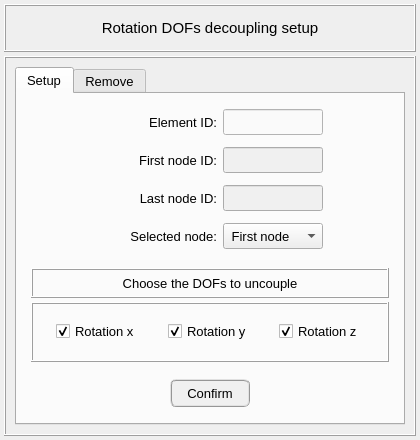
Old version of the form pulse/interface/data/ui_files/model/setup/structural/decoupling_rotation_dofs_input.ui in the repository open-pulse/OpenPulse.
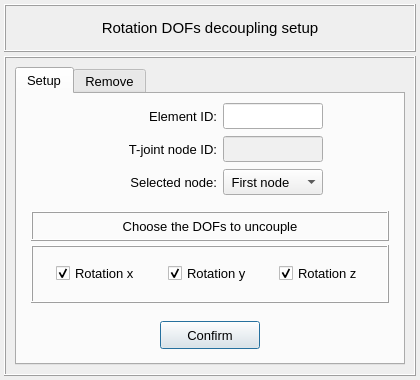
New version of the form.

Commit message: Refactoring the expansion joint and x-axis beam rotation classes

```diff
--- a/pulse/interface/data/ui_files/model/setup/structural/decoupling_rotation_dofs_input.ui
+++ b/pulse/interface/data/ui_files/model/setup/structural/decoupling_rotation_dofs_input.ui
@@ -7,19 +7,19 @@
     <x>0</x>
     <y>0</y>
     <width>420</width>
-    <height>440</height>
+    <height>380</height>
    </rect>
   </property>
   <property name="minimumSize">
    <size>
     <width>420</width>
-    <height>440</height>
+    <height>380</height>
    </size>
   </property>
   <property name="maximumSize">
    <size>
     <width>420</width>
-    <height>440</height>
+    <height>380</height>
    </size>
   </property>
   <property name="windowTitle">
@@ -136,13 +136,13 @@
             <property name="minimumSize">
              <size>
               <width>0</width>
-              <height>160</height>
+              <height>100</height>
              </size>
             </property>
             <property name="maximumSize">
              <size>
               <width>16777215</width>
-              <height>160</height>
+              <height>120</height>
              </size>
             </property>
             <property name="frameShape">
@@ -164,7 +164,7 @@
              <property name="bottomMargin">
               <number>4</number>
              </property>
-             <item row="3" column="3">
+             <item row="2" column="3">
               <spacer name="horizontalSpacer_6">
                <property name="orientation">
                 <enum>Qt::Horizontal</enum>
@@ -177,210 +177,6 @@
                </property>
               </spacer>
              </item>
-             <item row="2" column="2">
-              <widget class="QLineEdit" name="lineEdit_last_node">
-               <property name="enabled">
-                <bool>false</bool>
-               </property>
-               <property name="minimumSize">
-                <size>
-                 <width>100</width>
-                 <height>26</height>
-                </size>
-               </property>
-               <property name="maximumSize">
-                <size>
-                 <width>100</width>
-                 <height>26</height>
-                </size>
-               </property>
-               <property name="palette">
-                <palette>
-                 <active>
-                  <colorrole role="WindowText">
-                   <brush brushstyle="SolidPattern">
-                    <color alpha="255">
-                     <red>0</red>
-                     <green>0</green>
-                     <blue>0</blue>
-                    </color>
-                   </brush>
-                  </colorrole>
-                  <colorrole role="Button">
-                   <brush brushstyle="SolidPattern">
-                    <color alpha="255">
-                     <red>250</red>
-                     <green>250</green>
-                     <blue>250</blue>
-                    </color>
-                   </brush>
-                  </colorrole>
-                  <colorrole role="Text">
-                   <brush brushstyle="SolidPattern">
-                    <color alpha="255">
-                     <red>0</red>
-                     <green>0</green>
-                     <blue>0</blue>
-                    </color>
-                   </brush>
-                  </colorrole>
-                  <colorrole role="ButtonText">
-                   <brush brushstyle="SolidPattern">
-                    <color alpha="255">
-                     <red>0</red>
-                     <green>0</green>
-                     <blue>0</blue>
-                    </color>
-                   </brush>
-                  </colorrole>
-                  <colorrole role="Base">
-                   <brush brushstyle="SolidPattern">
-                    <color alpha="255">
-                     <red>250</red>
-                     <green>250</green>
-                     <blue>250</blue>
-                    </color>
-                   </brush>
-                  </colorrole>
-                  <colorrole role="Window">
-                   <brush brushstyle="SolidPattern">
-                    <color alpha="255">
-                     <red>250</red>
-                     <green>250</green>
-                     <blue>250</blue>
-                    </color>
-                   </brush>
-                  </colorrole>
-                 </active>
-                 <inactive>
-                  <colorrole role="WindowText">
-                   <brush brushstyle="SolidPattern">
-                    <color alpha="255">
-                     <red>0</red>
-                     <green>0</green>
-                     <blue>0</blue>
-                    </color>
-                   </brush>
-                  </colorrole>
-                  <colorrole role="Button">
-                   <brush brushstyle="SolidPattern">
-                    <color alpha="255">
-                     <red>250</red>
-                     <green>250</green>
-                     <blue>250</blue>
-                    </color>
-                   </brush>
-                  </colorrole>
-                  <colorrole role="Text">
-                   <brush brushstyle="SolidPattern">
-                    <color alpha="255">
-                     <red>0</red>
-                     <green>0</green>
-                     <blue>0</blue>
-                    </color>
-                   </brush>
-                  </colorrole>
-                  <colorrole role="ButtonText">
-                   <brush brushstyle="SolidPattern">
-                    <color alpha="255">
-                     <red>0</red>
-                     <green>0</green>
-                     <blue>0</blue>
-                    </color>
-                   </brush>
-                  </colorrole>
-                  <colorrole role="Base">
-                   <brush brushstyle="SolidPattern">
-                    <color alpha="255">
-                     <red>250</red>
-                     <green>250</green>
-                     <blue>250</blue>
-                    </color>
-                   </brush>
-                  </colorrole>
-                  <colorrole role="Window">
-                   <brush brushstyle="SolidPattern">
-                    <color alpha="255">
-                     <red>250</red>
-                     <green>250</green>
-                     <blue>250</blue>
-                    </color>
-                   </brush>
-                  </colorrole>
-                 </inactive>
-                 <disabled>
-                  <colorrole role="WindowText">
-                   <brush brushstyle="SolidPattern">
-                    <color alpha="255">
-                     <red>100</red>
-                     <green>100</green>
-                     <blue>100</blue>
-                    </color>
-                   </brush>
-                  </colorrole>
-                  <colorrole role="Button">
-                   <brush brushstyle="SolidPattern">
-                    <color alpha="255">
-                     <red>240</red>
-                     <green>240</green>
-                     <blue>240</blue>
-                    </color>
-                   </brush>
-                  </colorrole>
-                  <colorrole role="Text">
-                   <brush brushstyle="SolidPattern">
-                    <color alpha="255">
-                     <red>100</red>
-                     <green>100</green>
-                     <blue>100</blue>
-                    </color>
-                   </brush>
-                  </colorrole>
-                  <colorrole role="ButtonText">
-                   <brush brushstyle="SolidPattern">
-                    <color alpha="255">
-                     <red>100</red>
-                     <green>100</green>
-                     <blue>100</blue>
-                    </color>
-                   </brush>
-                  </colorrole>
-                  <colorrole role="Base">
-                   <brush brushstyle="SolidPattern">
-                    <color alpha="255">
-                     <red>240</red>
-                     <green>240</green>
-                     <blue>240</blue>
-                    </color>
-                   </brush>
-                  </colorrole>
-                  <colorrole role="Window">
-                   <brush brushstyle="SolidPattern">
-                    <color alpha="255">
-                     <red>240</red>
-                     <green>240</green>
-                     <blue>240</blue>
-                    </color>
-                   </brush>
-                  </colorrole>
-                 </disabled>
-                </palette>
-               </property>
-               <property name="focusPolicy">
-                <enum>Qt::ClickFocus</enum>
-               </property>
-               <property name="styleSheet">
-                <string notr="true">QLineEdit{color: rgb(0, 0, 0); background-color: rgb(250, 250, 250)}
-QLineEdit:disabled{color: rgb(100, 100, 100); background-color: rgb(240, 240, 240)}</string>
-               </property>
-               <property name="text">
-                <string/>
-               </property>
-               <property name="alignment">
-                <set>Qt::AlignCenter</set>
-               </property>
-              </widget>
-             </item>
              <item row="0" column="1">
               <widget class="QLabel" name="label_3">
                <property name="minimumSize">
@@ -424,8 +220,7 @@
                 <enum>Qt::ClickFocus</enum>
                </property>
                <property name="styleSheet">
-                <string notr="true">QLineEdit{color: rgb(0, 0, 0); background-color: rgb(250, 250, 250)}
-QLineEdit:disabled{color: rgb(100, 100, 100); background-color: rgb(240, 240, 240)}</string>
+                <string notr="true"/>
                </property>
                <property name="text">
                 <string/>
@@ -435,353 +230,7 @@
                </property>
               </widget>
              </item>
-             <item row="3" column="1">
-              <widget class="QLabel" name="label_10">
-               <property name="minimumSize">
-                <size>
-                 <width>0</width>
-                 <height>26</height>
-                </size>
-               </property>
-               <property name="maximumSize">
-                <size>
-                 <width>16777215</width>
-                 <height>26</height>
-                </size>
-               </property>
-               <property name="text">
-                <string>Selected node:</string>
-               </property>
-               <property name="alignment">
-                <set>Qt::AlignRight|Qt::AlignTrailing|Qt::AlignVCenter</set>
-               </property>
-              </widget>
-             </item>
-             <item row="1" column="2">
-              <widget class="QLineEdit" name="lineEdit_first_node">
-               <property name="enabled">
-                <bool>false</bool>
-               </property>
-               <property name="minimumSize">
-                <size>
-                 <width>100</width>
-                 <height>26</height>
-                </size>
-               </property>
-               <property name="maximumSize">
-                <size>
-                 <width>100</width>
-                 <height>26</height>
-                </size>
-               </property>
-               <property name="palette">
-                <palette>
-                 <active>
-                  <colorrole role="WindowText">
-                   <brush brushstyle="SolidPattern">
-                    <color alpha="255">
-                     <red>0</red>
-                     <green>0</green>
-                     <blue>0</blue>
-                    </color>
-                   </brush>
-                  </colorrole>
-                  <colorrole role="Button">
-                   <brush brushstyle="SolidPattern">
-                    <color alpha="255">
-                     <red>250</red>
-                     <green>250</green>
-                     <blue>250</blue>
-                    </color>
-                   </brush>
-                  </colorrole>
-                  <colorrole role="Midlight">
-                   <brush brushstyle="SolidPattern">
-                    <color alpha="255">
-                     <red>255</red>
-                     <green>255</green>
-                     <blue>255</blue>
-                    </color>
-                   </brush>
-                  </colorrole>
-                  <colorrole role="Dark">
-                   <brush brushstyle="SolidPattern">
-                    <color alpha="255">
-                     <red>255</red>
-                     <green>255</green>
-                     <blue>255</blue>
-                    </color>
-                   </brush>
-                  </colorrole>
-                  <colorrole role="Text">
-                   <brush brushstyle="SolidPattern">
-                    <color alpha="255">
-                     <red>0</red>
-                     <green>0</green>
-                     <blue>0</blue>
-                    </color>
-                   </brush>
-                  </colorrole>
-                  <colorrole role="ButtonText">
-                   <brush brushstyle="SolidPattern">
-                    <color alpha="255">
-                     <red>0</red>
-                     <green>0</green>
-                     <blue>0</blue>
-                    </color>
-                   </brush>
-                  </colorrole>
-                  <colorrole role="Base">
-                   <brush brushstyle="SolidPattern">
-                    <color alpha="255">
-                     <red>250</red>
-                     <green>250</green>
-                     <blue>250</blue>
-                    </color>
-                   </brush>
-                  </colorrole>
-                  <colorrole role="Window">
-                   <brush brushstyle="SolidPattern">
-                    <color alpha="255">
-                     <red>250</red>
-                     <green>250</green>
-                     <blue>250</blue>
-                    </color>
-                   </brush>
-                  </colorrole>
-                 </active>
-                 <inactive>
-                  <colorrole role="WindowText">
-                   <brush brushstyle="SolidPattern">
-                    <color alpha="255">
-                     <red>0</red>
-                     <green>0</green>
-                     <blue>0</blue>
-                    </color>
-                   </brush>
-                  </colorrole>
-                  <colorrole role="Button">
-                   <brush brushstyle="SolidPattern">
-                    <color alpha="255">
-                     <red>250</red>
-                     <green>250</green>
-                     <blue>250</blue>
-                    </color>
-                   </brush>
-                  </colorrole>
-                  <colorrole role="Midlight">
-                   <brush brushstyle="SolidPattern">
-                    <color alpha="255">
-                     <red>255</red>
-                     <green>255</green>
-                     <blue>255</blue>
-                    </color>
-                   </brush>
-                  </colorrole>
-                  <colorrole role="Dark">
-                   <brush brushstyle="SolidPattern">
-                    <color alpha="255">
-                     <red>255</red>
-                     <green>255</green>
-                     <blue>255</blue>
-                    </color>
-                   </brush>
-                  </colorrole>
-                  <colorrole role="Text">
-                   <brush brushstyle="SolidPattern">
-                    <color alpha="255">
-                     <red>0</red>
-                     <green>0</green>
-                     <blue>0</blue>
-                    </color>
-                   </brush>
-                  </colorrole>
-                  <colorrole role="ButtonText">
-                   <brush brushstyle="SolidPattern">
-                    <color alpha="255">
-                     <red>0</red>
-                     <green>0</green>
-                     <blue>0</blue>
-                    </color>
-                   </brush>
-                  </colorrole>
-                  <colorrole role="Base">
-                   <brush brushstyle="SolidPattern">
-                    <color alpha="255">
-                     <red>250</red>
-                     <green>250</green>
-                     <blue>250</blue>
-                    </color>
-                   </brush>
-                  </colorrole>
-                  <colorrole role="Window">
-                   <brush brushstyle="SolidPattern">
-                    <color alpha="255">
-                     <red>250</red>
-                     <green>250</green>
-                     <blue>250</blue>
-                    </color>
-                   </brush>
-                  </colorrole>
-                 </inactive>
-                 <disabled>
-                  <colorrole role="WindowText">
-                   <brush brushstyle="SolidPattern">
-                    <color alpha="255">
-                     <red>100</red>
-                     <green>100</green>
-                     <blue>100</blue>
-                    </color>
-                   </brush>
-                  </colorrole>
-                  <colorrole role="Button">
-                   <brush brushstyle="SolidPattern">
-                    <color alpha="255">
-                     <red>240</red>
-                     <green>240</green>
-                     <blue>240</blue>
-                    </color>
-                   </brush>
-                  </colorrole>
-                  <colorrole role="Midlight">
-                   <brush brushstyle="SolidPattern">
-                    <color alpha="255">
-                     <red>255</red>
-                     <green>255</green>
-                     <blue>255</blue>
-                    </color>
-                   </brush>
-                  </colorrole>
-                  <colorrole role="Dark">
-                   <brush brushstyle="SolidPattern">
-                    <color alpha="255">
-                     <red>255</red>
-                     <green>255</green>
-                     <blue>255</blue>
-                    </color>
-                   </brush>
-                  </colorrole>
-                  <colorrole role="Text">
-                   <brush brushstyle="SolidPattern">
-                    <color alpha="255">
-                     <red>100</red>
-                     <green>100</green>
-                     <blue>100</blue>
-                    </color>
-                   </brush>
-                  </colorrole>
-                  <colorrole role="ButtonText">
-                   <brush brushstyle="SolidPattern">
-                    <color alpha="255">
-                     <red>100</red>
-                     <green>100</green>
-                     <blue>100</blue>
-                    </color>
-                   </brush>
-                  </colorrole>
-                  <colorrole role="Base">
-                   <brush brushstyle="SolidPattern">
-                    <color alpha="255">
-                     <red>240</red>
-                     <green>240</green>
-                     <blue>240</blue>
-                    </color>
-                   </brush>
-                  </colorrole>
-                  <colorrole role="Window">
-                   <brush brushstyle="SolidPattern">
-                    <color alpha="255">
-                     <red>240</red>
-                     <green>240</green>
-                     <blue>240</blue>
-                    </color>
-                   </brush>
-                  </colorrole>
-                 </disabled>
-                </palette>
-               </property>
-               <property name="focusPolicy">
-                <enum>Qt::ClickFocus</enum>
-               </property>
-               <property name="styleSheet">
-                <string notr="true">QLineEdit{color: rgb(0, 0, 0); background-color: rgb(250, 250, 250)}
-QLineEdit:disabled{color: rgb(100, 100, 100); background-color: rgb(240, 240, 240)}</string>
-               </property>
-               <property name="text">
-                <string/>
-               </property>
-               <property name="alignment">
-                <set>Qt::AlignCenter</set>
-               </property>
-               <property name="clearButtonEnabled">
-                <bool>false</bool>
-               </property>
-              </widget>
-             </item>
-             <item row="2" column="1">
-              <widget class="QLabel" name="label_8">
-               <property name="minimumSize">
-                <size>
-                 <width>100</width>
-                 <height>26</height>
-                </size>
-               </property>
-               <property name="maximumSize">
-                <size>
-                 <width>16777215</width>
-                 <height>26</height>
-                </size>
-               </property>
-               <property name="text">
-                <string>Last node ID:</string>
-               </property>
-               <property name="textFormat">
-                <enum>Qt::AutoText</enum>
-               </property>
-               <property name="alignment">
-                <set>Qt::AlignRight|Qt::AlignTrailing|Qt::AlignVCenter</set>
-               </property>
-              </widget>
-             </item>
-             <item row="1" column="1">
-              <widget class="QLabel" name="label_7">
-               <property name="minimumSize">
-                <size>
-                 <width>100</width>
-                 <height>26</height>
-                </size>
-               </property>
-               <property name="maximumSize">
-                <size>
-                 <width>16777215</width>
-                 <height>26</height>
-                </size>
-               </property>
-               <property name="text">
-                <string>First node ID:</string>
-               </property>
-               <property name="textFormat">
-                <enum>Qt::AutoText</enum>
-               </property>
-               <property name="alignment">
-                <set>Qt::AlignRight|Qt::AlignTrailing|Qt::AlignVCenter</set>
-               </property>
-              </widget>
-             </item>
-             <item row="3" column="0">
-              <spacer name="horizontalSpacer_5">
-               <property name="orientation">
-                <enum>Qt::Horizontal</enum>
-               </property>
-               <property name="sizeHint" stdset="0">
-                <size>
-                 <width>40</width>
-                 <height>20</height>
-                </size>
-               </property>
-              </spacer>
-             </item>
-             <item row="3" column="2">
+             <item row="2" column="2">
               <widget class="QComboBox" name="comboBox_node_to_uncouple_dofs">
                <property name="minimumSize">
                 <size>
@@ -810,6 +259,326 @@
                </item>
               </widget>
              </item>
+             <item row="2" column="0">
+              <spacer name="horizontalSpacer_5">
+               <property name="orientation">
+                <enum>Qt::Horizontal</enum>
+               </property>
+               <property name="sizeHint" stdset="0">
+                <size>
+                 <width>40</width>
+                 <height>20</height>
+                </size>
+               </property>
+              </spacer>
+             </item>
+             <item row="1" column="1">
+              <widget class="QLabel" name="label_7">
+               <property name="minimumSize">
+                <size>
+                 <width>100</width>
+                 <height>26</height>
+                </size>
+               </property>
+               <property name="maximumSize">
+                <size>
+                 <width>16777215</width>
+                 <height>26</height>
+                </size>
+               </property>
+               <property name="text">
+                <string>T-joint node ID:</string>
+               </property>
+               <property name="textFormat">
+                <enum>Qt::AutoText</enum>
+               </property>
+               <property name="alignment">
+                <set>Qt::AlignRight|Qt::AlignTrailing|Qt::AlignVCenter</set>
+               </property>
+              </widget>
+             </item>
+             <item row="2" column="1">
+              <widget class="QLabel" name="label_10">
+               <property name="minimumSize">
+                <size>
+                 <width>0</width>
+                 <height>26</height>
+                </size>
+               </property>
+               <property name="maximumSize">
+                <size>
+                 <width>16777215</width>
+                 <height>26</height>
+                </size>
+               </property>
+               <property name="text">
+                <string>Selected node:</string>
+               </property>
+               <property name="alignment">
+                <set>Qt::AlignRight|Qt::AlignTrailing|Qt::AlignVCenter</set>
+               </property>
+              </widget>
+             </item>
+             <item row="1" column="2">
+              <widget class="QLineEdit" name="lineEdit_joint_node">
+               <property name="enabled">
+                <bool>false</bool>
+               </property>
+               <property name="minimumSize">
+                <size>
+                 <width>100</width>
+                 <height>26</height>
+                </size>
+               </property>
+               <property name="maximumSize">
+                <size>
+                 <width>100</width>
+                 <height>26</height>
+                </size>
+               </property>
+               <property name="palette">
+                <palette>
+                 <active>
+                  <colorrole role="WindowText">
+                   <brush brushstyle="SolidPattern">
+                    <color alpha="255">
+                     <red>0</red>
+                     <green>0</green>
+                     <blue>0</blue>
+                    </color>
+                   </brush>
+                  </colorrole>
+                  <colorrole role="Button">
+                   <brush brushstyle="SolidPattern">
+                    <color alpha="255">
+                     <red>250</red>
+                     <green>250</green>
+                     <blue>250</blue>
+                    </color>
+                   </brush>
+                  </colorrole>
+                  <colorrole role="Midlight">
+                   <brush brushstyle="SolidPattern">
+                    <color alpha="255">
+                     <red>255</red>
+                     <green>255</green>
+                     <blue>255</blue>
+                    </color>
+                   </brush>
+                  </colorrole>
+                  <colorrole role="Dark">
+                   <brush brushstyle="SolidPattern">
+                    <color alpha="255">
+                     <red>255</red>
+                     <green>255</green>
+                     <blue>255</blue>
+                    </color>
+                   </brush>
+                  </colorrole>
+                  <colorrole role="Text">
+                   <brush brushstyle="SolidPattern">
+                    <color alpha="255">
+                     <red>0</red>
+                     <green>0</green>
+                     <blue>0</blue>
+                    </color>
+                   </brush>
+                  </colorrole>
+                  <colorrole role="ButtonText">
+                   <brush brushstyle="SolidPattern">
+                    <color alpha="255">
+                     <red>0</red>
+                     <green>0</green>
+                     <blue>0</blue>
+                    </color>
+                   </brush>
+                  </colorrole>
+                  <colorrole role="Base">
+                   <brush brushstyle="SolidPattern">
+                    <color alpha="255">
+                     <red>250</red>
+                     <green>250</green>
+                     <blue>250</blue>
+                    </color>
+                   </brush>
+                  </colorrole>
+                  <colorrole role="Window">
+                   <brush brushstyle="SolidPattern">
+                    <color alpha="255">
+                     <red>250</red>
+                     <green>250</green>
+                     <blue>250</blue>
+                    </color>
+                   </brush>
+                  </colorrole>
+                 </active>
+                 <inactive>
+                  <colorrole role="WindowText">
+                   <brush brushstyle="SolidPattern">
+                    <color alpha="255">
+                     <red>0</red>
+                     <green>0</green>
+                     <blue>0</blue>
+                    </color>
+                   </brush>
+                  </colorrole>
+                  <colorrole role="Button">
+                   <brush brushstyle="SolidPattern">
+                    <color alpha="255">
+                     <red>250</red>
+                     <green>250</green>
+                     <blue>250</blue>
+                    </color>
+                   </brush>
+                  </colorrole>
+                  <colorrole role="Midlight">
+                   <brush brushstyle="SolidPattern">
+                    <color alpha="255">
+                     <red>255</red>
+                     <green>255</green>
+                     <blue>255</blue>
+                    </color>
+                   </brush>
+                  </colorrole>
+                  <colorrole role="Dark">
+                   <brush brushstyle="SolidPattern">
+                    <color alpha="255">
+                     <red>255</red>
+                     <green>255</green>
+                     <blue>255</blue>
+                    </color>
+                   </brush>
+                  </colorrole>
+                  <colorrole role="Text">
+                   <brush brushstyle="SolidPattern">
+                    <color alpha="255">
+                     <red>0</red>
+                     <green>0</green>
+                     <blue>0</blue>
+                    </color>
+                   </brush>
+                  </colorrole>
+                  <colorrole role="ButtonText">
+                   <brush brushstyle="SolidPattern">
+                    <color alpha="255">
+                     <red>0</red>
+                     <green>0</green>
+                     <blue>0</blue>
+                    </color>
+                   </brush>
+                  </colorrole>
+                  <colorrole role="Base">
+                   <brush brushstyle="SolidPattern">
+                    <color alpha="255">
+                     <red>250</red>
+                     <green>250</green>
+                     <blue>250</blue>
+                    </color>
+                   </brush>
+                  </colorrole>
+                  <colorrole role="Window">
+                   <brush brushstyle="SolidPattern">
+                    <color alpha="255">
+                     <red>250</red>
+                     <green>250</green>
+                     <blue>250</blue>
+                    </color>
+                   </brush>
+                  </colorrole>
+                 </inactive>
+                 <disabled>
+                  <colorrole role="WindowText">
+                   <brush brushstyle="SolidPattern">
+                    <color alpha="255">
+                     <red>100</red>
+                     <green>100</green>
+                     <blue>100</blue>
+                    </color>
+                   </brush>
+                  </colorrole>
+                  <colorrole role="Button">
+                   <brush brushstyle="SolidPattern">
+                    <color alpha="255">
+                     <red>240</red>
+                     <green>240</green>
+                     <blue>240</blue>
+                    </color>
+                   </brush>
+                  </colorrole>
+                  <colorrole role="Midlight">
+                   <brush brushstyle="SolidPattern">
+                    <color alpha="255">
+                     <red>255</red>
+                     <green>255</green>
+                     <blue>255</blue>
+                    </color>
+                   </brush>
+                  </colorrole>
+                  <colorrole role="Dark">
+                   <brush brushstyle="SolidPattern">
+                    <color alpha="255">
+                     <red>255</red>
+                     <green>255</green>
+                     <blue>255</blue>
+                    </color>
+                   </brush>
+                  </colorrole>
+                  <colorrole role="Text">
+                   <brush brushstyle="SolidPattern">
+                    <color alpha="255">
+                     <red>100</red>
+                     <green>100</green>
+                     <blue>100</blue>
+                    </color>
+                   </brush>
+                  </colorrole>
+                  <colorrole role="ButtonText">
+                   <brush brushstyle="SolidPattern">
+                    <color alpha="255">
+                     <red>100</red>
+                     <green>100</green>
+                     <blue>100</blue>
+                    </color>
+                   </brush>
+                  </colorrole>
+                  <colorrole role="Base">
+                   <brush brushstyle="SolidPattern">
+                    <color alpha="255">
+                     <red>240</red>
+                     <green>240</green>
+                     <blue>240</blue>
+                    </color>
+                   </brush>
+                  </colorrole>
+                  <colorrole role="Window">
+                   <brush brushstyle="SolidPattern">
+                    <color alpha="255">
+                     <red>240</red>
+                     <green>240</green>
+                     <blue>240</blue>
+                    </color>
+                   </brush>
+                  </colorrole>
+                 </disabled>
+                </palette>
+               </property>
+               <property name="focusPolicy">
+                <enum>Qt::ClickFocus</enum>
+               </property>
+               <property name="styleSheet">
+                <string notr="true"/>
+               </property>
+               <property name="text">
+                <string/>
+               </property>
+               <property name="alignment">
+                <set>Qt::AlignCenter</set>
+               </property>
+               <property name="clearButtonEnabled">
+                <bool>false</bool>
+               </property>
+              </widget>
+             </item>
             </layout>
            </widget>
           </item>
@@ -853,13 +622,13 @@
               <widget class="QPushButton" name="pushButton_confirm">
                <property name="minimumSize">
                 <size>
-                 <width>80</width>
+                 <width>100</width>
                  <height>28</height>
                 </size>
                </property>
                <property name="maximumSize">
                 <size>
-                 <width>80</width>
+                 <width>100</width>
                  <height>28</height>
                 </size>
                </property>
@@ -869,10 +638,7 @@
                 </font>
                </property>
                <property name="styleSheet">
-                <string notr="true">QPushButton{border-radius: 6px; border-color: rgb(150, 150, 150); border-style: ridge; border-width: 2px; color: rgb(0, 0, 0); background-color: rgb(240, 240, 240)}
-QPushButton:hover{border-radius: 6px; border-color: rgb(0, 170, 255); border-style: ridge; border-width: 2px; color: rgb(0, 0, 0); background-color: rgba(174, 213, 255, 100)}
-QPushButton:pressed{border-radius: 6px; border-color: rgb(0, 170, 255); border-style: ridge; border-width: 2px; color: rgb(0, 0, 0); background-color: rgb(174, 213, 255)}
-QPushButton:disabled{border-radius: 6px; border-color: rgb(150, 150, 150); border-style: ridge; border-width: 0px; color: rgb(150,150, 150); background-color: rgb(220, 220, 220)}</string>
+                <string notr="true"/>
                </property>
                <property name="text">
                 <string>Confirm</string>
@@ -954,7 +720,7 @@
                <property name="minimumSize">
                 <size>
                  <width>0</width>
-                 <height>60</height>
+                 <height>52</height>
                 </size>
                </property>
                <property name="maximumSize">
```
Left out of the diff: 185 changed lines with no effect on the pictures. The commit also changes 35 other files.
